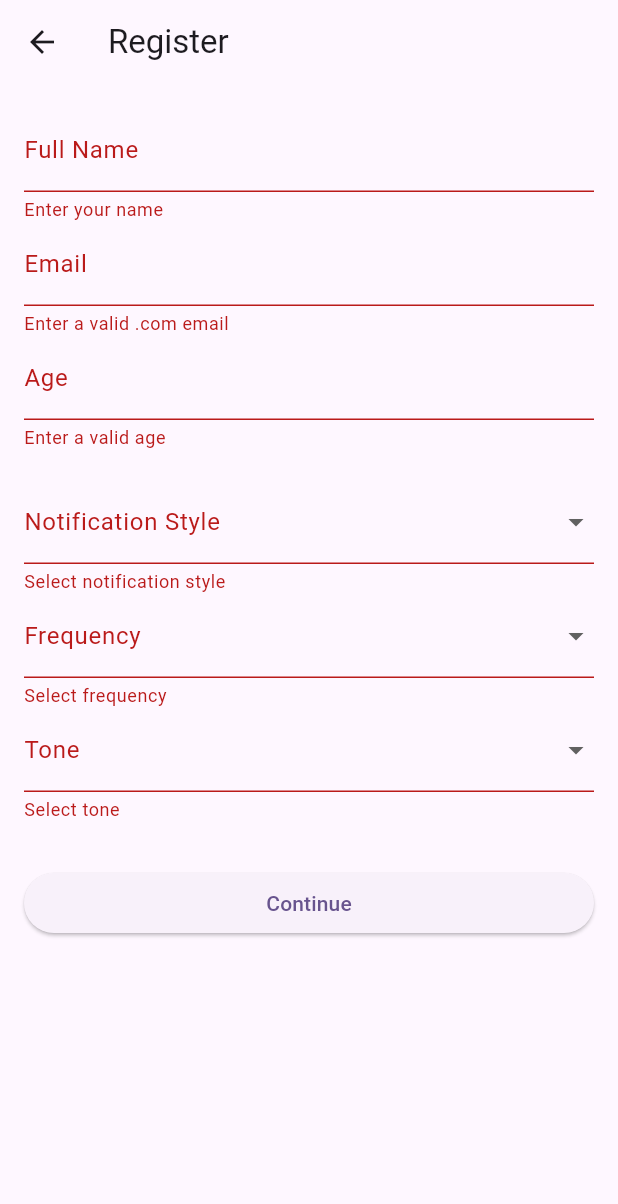
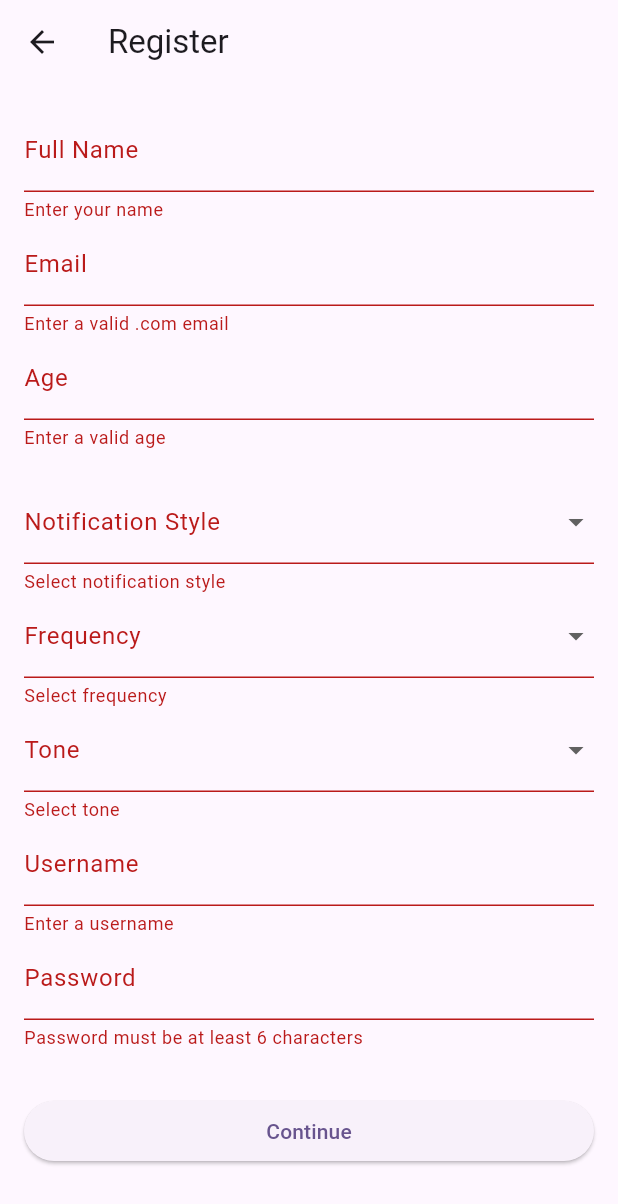
Before and after one commit to RandomSE/focusNexus, a Flutter app: the RegistrationScreen screen opened directly, after a tap on "Continue", on a phone screen of 412 x 824 dp. Shown: the top 1204 px of the screen. Run offline on Flutter 3.47's test engine with Material 3 defaults, Android fonts, the phone set to English and light mode, and no system bars; our stand-ins replace flutter_secure_storage; accounts and stored records are empty.

Commit message:
commit  4 - finish registration, begin login

```diff
--- a/lib/screens/registration_screen.dart
+++ b/lib/screens/registration_screen.dart
@@ -1,5 +1,8 @@
+// lib/screens/registration_screen.dart
 import 'package:flutter/material.dart';
 import 'package:flutter_secure_storage/flutter_secure_storage.dart';
+
+import 'login_screen.dart';
 
 class RegistrationScreen extends StatefulWidget {
   const RegistrationScreen({super.key});
@@ -17,6 +20,8 @@ class _RegistrationScreenState extends State<RegistrationScreen> {
   String? _notificationStyle;
   String? _frequency;
   String? _tone;
+  String? _username;
+  String? _password;
 
   final _storage = const FlutterSecureStorage();
 
@@ -27,12 +32,13 @@ class _RegistrationScreenState extends State<RegistrationScreen> {
     await _storage.write(key: 'notificationStyle', value: _notificationStyle);
     await _storage.write(key: 'frequency', value: _frequency);
     await _storage.write(key: 'tone', value: _tone);
+    await _storage.write(key: 'username', value: _username);
+    await _storage.write(key: 'password', value: _password);
   }
 
   bool _isEmailValid(String email) {
-    return RegExp(r'^[^@\\s]+@[^@\\s]+\\.com\$').hasMatch(email);
+    return RegExp(r'^[^@]+@[^@]+\.(com)$').hasMatch(email);
   }
-
 
   bool _isNumeric(String input) => int.tryParse(input) != null;
 
@@ -95,6 +101,18 @@ class _RegistrationScreenState extends State<RegistrationScreen> {
                     .toList(),
                 onChanged: (value) => setState(() => _tone = value),
                 validator: (value) => value == null ? 'Select tone' : null,
+              ), TextFormField(
+                decoration: const InputDecoration(labelText: 'Username'),
+                validator: (value) =>
+                value == null || value.isEmpty ? 'Enter a username' : null,
+                onChanged: (val) => _username = val,
+              ),
+              TextFormField(
+                decoration: const InputDecoration(labelText: 'Password'),
+                obscureText: true,
+                validator: (value) =>
+                value == null || value.length < 6 ? 'Password must be at least 6 characters' : null,
+                onChanged: (val) => _password = val,
               ),
               const SizedBox(height: 30),
               ElevatedButton(
@@ -105,6 +123,10 @@ class _RegistrationScreenState extends State<RegistrationScreen> {
                       const SnackBar(content: Text('Preferences saved securely')),
                     );
                     Navigator.pop(context);
+                    Navigator.pushReplacement(
+                      context,
+                      MaterialPageRoute(builder: (_) => const LoginScreen()),
+                    );
                   }
                 },
                 child: const Text('Continue'),
```
Also changed, not shown: lib/screens/login_screen.dart (added, +51 -0 lines).
